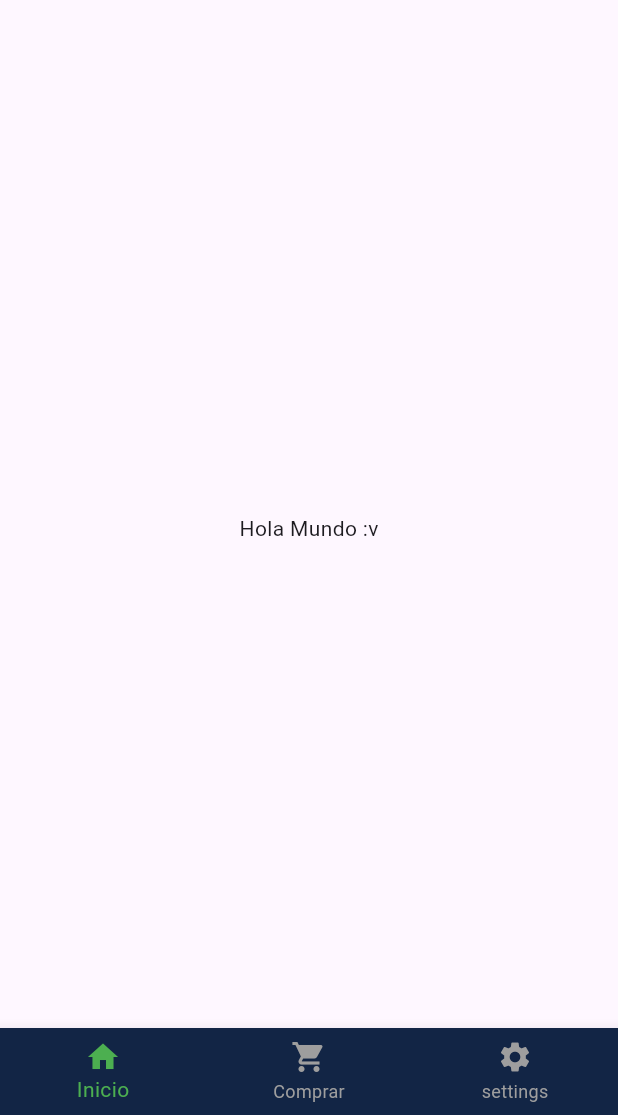
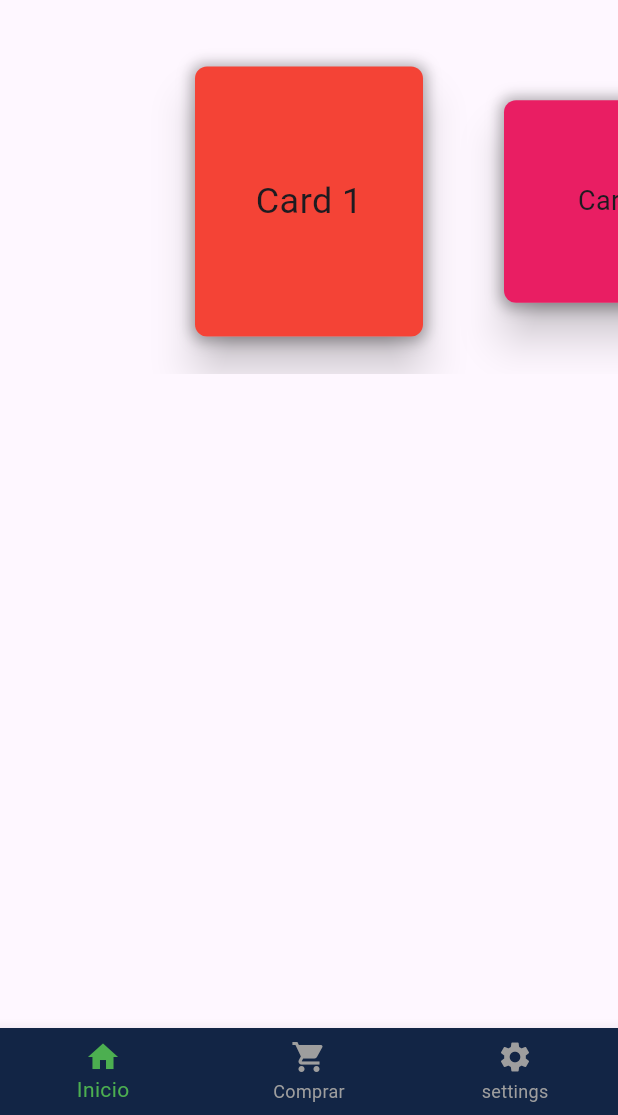
Before and after one commit to ProyectoFabLab-Ciclo-VI/FABLAB_MOVIL, a Flutter app: the PrincipalMenu screen opened directly, on a phone screen of 412 x 824 dp, the part 121-1236 px from its top. Run offline on Flutter 3.47's test engine with Material 3 defaults, Android fonts, the phone set to English and light mode, and no system bars; our stand-ins replace dartz, dio, flutter_bloc, get_it, hive_flutter; accounts and stored records are empty.

Commit message:
agregado cards favoritos

```diff
--- a/lib/features_venta/fablab/presentation/pages/login.dart
+++ b/lib/features_venta/fablab/presentation/pages/login.dart
@@ -46,6 +46,7 @@ class Login extends StatelessWidget {
                 const TextField(
                   decoration: InputDecoration(
                     labelText: 'Password',
+
                     filled: true,
                     fillColor: Color(0xFF0F203B),
                     border: OutlineInputBorder(
--- a/lib/features_venta/fablab/presentation/pages/menu.dart
+++ b/lib/features_venta/fablab/presentation/pages/menu.dart
@@ -1,6 +1,7 @@
 import 'package:fab_lab_upeu/features_venta/fablab/presentation/widgets/appbar.dart';
 import 'package:fab_lab_upeu/features_venta/fablab/presentation/widgets/menu_drawer.dart';
 import 'package:fab_lab_upeu/features_venta/fablab/presentation/widgets/navbarinferior.dart';
+import 'package:fab_lab_upeu/features_venta/fablab/presentation/widgets/principal/superiorprincipal.dart';
 import 'package:flutter/material.dart';
 
 class PrincipalMenu extends StatelessWidget {
@@ -8,11 +9,13 @@ class PrincipalMenu extends StatelessWidget {
 
   @override
   Widget build(BuildContext context) {
-    return const Scaffold(
+    return Scaffold(
       drawer: Menudrawer(),
       appBar: APPBARGENERAL(),
-      body: Center(
-        child: Text("Hola Mundo :v"),
+      body: Column(
+        children: [
+          MenuSuperior(),
+        ],
       ),
       bottomNavigationBar: NAVBARINFERIOR(),
     );
--- a/lib/features_venta/fablab/presentation/widgets/login_register.dart
+++ b/lib/features_venta/fablab/presentation/widgets/login_register.dart
@@ -37,7 +37,7 @@ class LoginRegisterToggleState extends State<LoginRegisterToggle> {
                 child: Text(
                   'Log in',
                   style: TextStyle(
-                    color: _selectedIndex == 0 ? Colors.white : Colors.grey,
+                    color: _selectedIndex == 0 ? Colors.white : Colors.black,
                     fontWeight: FontWeight.bold,
                     fontSize: 20,
                   ),
@@ -62,7 +62,7 @@ class LoginRegisterToggleState extends State<LoginRegisterToggle> {
                 child: Text(
                   'Register',
                   style: TextStyle(
-                    color: _selectedIndex == 1 ? Colors.white : Colors.blue,
+                    color: _selectedIndex == 1 ? Colors.white : Colors.black,
                     fontWeight: FontWeight.bold,
                     fontSize: 20,
                   ),
--- /dev/null
+++ b/lib/features_venta/fablab/presentation/widgets/principal/superiorprincipal.dart
@@ -0,0 +1,78 @@
+import 'package:flutter/material.dart';
+
+class MenuSuperior extends StatefulWidget {
+  const MenuSuperior({super.key});
+
+  @override
+  MenuSuperiorState createState() => MenuSuperiorState();
+}
+
+class MenuSuperiorState extends State<MenuSuperior> {
+  final PageController _pageController =
+      PageController(viewportFraction: 0.5); // Ajusta el viewportFraction
+  int _currentIndex = 0;
+
+  @override
+  Widget build(BuildContext context) {
+    return Center(
+      child: SizedBox(
+        height: 230, // Ajusta la altura si es necesario
+        child: PageView.builder(
+          controller: _pageController,
+          onPageChanged: (index) {
+            setState(() {
+              _currentIndex = index; // Actualiza el índice actual
+            });
+          },
+          itemCount: 10, // Número de cards
+          itemBuilder: (context, index) {
+            double scale = _currentIndex == index ? 1.2 : 0.9;
+            double cardWidth = 152; // Ancho fijo del card
+            double cardHeight = 150; // Altura fija del card
+
+            return Center(
+              child: Card(
+                margin: const EdgeInsets.symmetric(
+                    horizontal: 24), // Margen horizontal simétrico
+                elevation: 12, // Sombra del Card
+                shape: RoundedRectangleBorder(
+                  borderRadius:
+                      BorderRadius.circular(8), // Bordes curvados en el Card
+                ),
+                child: Container(
+                  width: cardWidth,
+                  height:
+                      cardHeight * scale, // Ajusta la altura según la escala
+                  decoration: BoxDecoration(
+                    color: Colors.primaries[
+                        index % Colors.primaries.length], // Colores variados
+                    borderRadius: BorderRadius.circular(8),
+                    boxShadow: [
+                      BoxShadow(
+                        color:
+                            Colors.black.withOpacity(0.3), // Color de la sombra
+                        spreadRadius: 2, // Radio de difusión de la sombra
+                        blurRadius: 8, // Radio de desenfoque de la sombra
+                        offset:
+                            const Offset(0, 1), // Desplazamiento de la sombra
+                      ),
+                    ],
+                    // Bordes curvados en el Container
+                  ),
+                  alignment: Alignment.center,
+                  child: Transform.scale(
+                    scale: scale, // Aplica la escala solo al contenido
+                    child: Text(
+                      'Card ${index + 1}',
+                      style: const TextStyle(fontSize: 20),
+                    ),
+                  ),
+                ),
+              ),
+            );
+          },
+        ),
+      ),
+    );
+  }
+}
--- a/lib/main.dart
+++ b/lib/main.dart
@@ -1,5 +1,6 @@
 import 'package:fab_lab_upeu/di.dart';
 import 'package:fab_lab_upeu/features_venta/fablab/presentation/pages/login.dart';
+import 'package:fab_lab_upeu/features_venta/fablab/presentation/pages/menu.dart';
 import 'package:flutter/material.dart';
 
 void main() async {
@@ -12,6 +13,7 @@ class MyApp extends StatelessWidget {
 
   @override
   Widget build(BuildContext context) {
-    return MaterialApp(debugShowCheckedModeBanner: false, home: const Login());
+    return MaterialApp(
+        debugShowCheckedModeBanner: false, home: const PrincipalMenu());
   }
 }
```
Also changed, not shown: lib/features_venta/fablab/presentation/widgets/principal/inferiorprincipal.dart (added).
